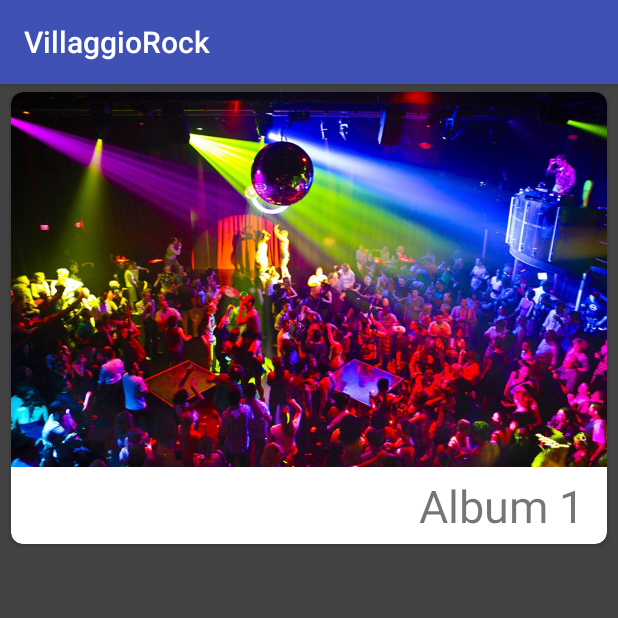
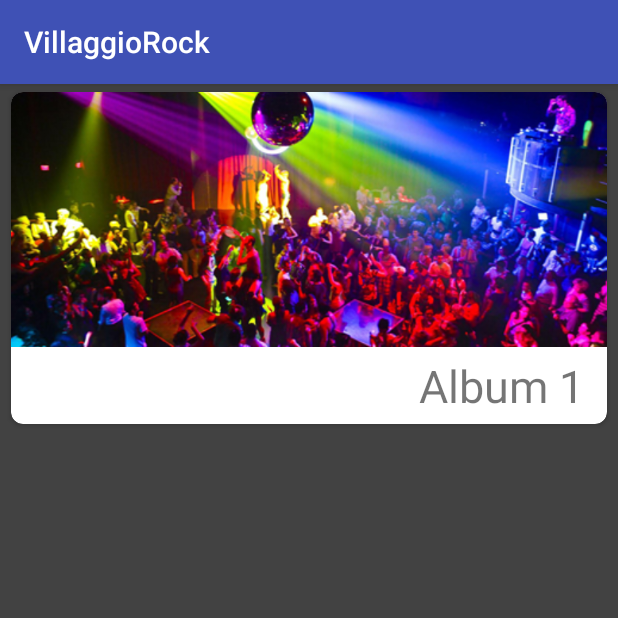
Before and after one commit to HopApps/VillaggioRock, an Android app: the AlbumsActivity screen opened directly, with no data from a screen before it, on a phone screen of 412 x 824 dp, the top half of it. Run offline under Robolectric (Android 15) with nearby library versions, the phone set to English and light mode, and no system bars.

Commit message:
Changed menu images into png and dimensions, changed height of image view of menu_card_layout.

```diff
--- a/VillaggioRock/app/src/main/res/layout/menu_card_layout.xml
+++ b/VillaggioRock/app/src/main/res/layout/menu_card_layout.xml
@@ -22,7 +22,7 @@
             <ImageView
                 android:layout_width="match_parent"
                 android:scaleType="centerCrop"
-                android:layout_height="250dp"
+                android:layout_height="170dp"
                 android:id="@+id/menu_link_image"
                 android:layout_alignParentLeft="true"
                 android:layout_alignParentTop="true"
```
Also changed, not shown: VillaggioRock/app/src/main/res/drawable/menu_item_events.jpg (deleted), VillaggioRock/app/src/main/res/drawable/menu_item_events.png (added), VillaggioRock/app/src/main/res/drawable/menu_item_foto.jpg (deleted), VillaggioRock/app/src/main/res/drawable/menu_item_foto.png (added), VillaggioRock/app/src/main/res/drawable/menu_item_gadget.jpg (deleted), VillaggioRock/app/src/main/res/drawable/menu_item_gadget.png (added), VillaggioRock/app/src/main/res/drawable/menu_item_live.jpg (deleted), VillaggioRock/app/src/main/res/drawable/menu_item_live.png (added), VillaggioRock/app/src/main/res/drawable/menu_item_playlist.jpg (deleted), VillaggioRock/app/src/main/res/drawable/menu_item_playlist.png (added), VillaggioRock/app/src/main/res/drawable/menu_item_prenotazione.jpg (deleted), VillaggioRock/app/src/main/res/drawable/menu_item_prenotazione.png (added).
